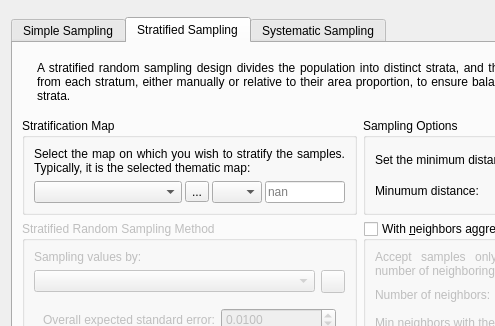
SMByC/AcATaMa, file ui/sampling_design_window.ui: the form before one commit; both pictures show x 0 to 495 and y 0 to 326 of the 688 by 773 pixel window.
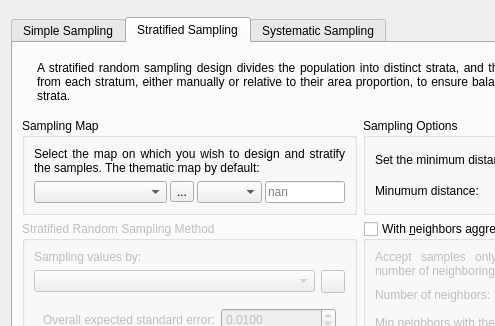
The form after the commit. The open tabs and pages were chosen to show the change. Icons and pictures are not drawn. Custom widgets are drawn as their Qt base class.

Commit message: Many changes to adjust and fix the sampling map in stratified sampling. Print the sampling report when the sampling map and thematic map are different. Other fixes.

The edit to the form file:
```diff
--- a/ui/sampling_design_window.ui
+++ b/ui/sampling_design_window.ui
@@ -964,7 +964,7 @@
           <item row="0" column="0">
            <widget class="QGroupBox" name="QGBox_2">
             <property name="title">
-             <string>Stratification Map</string>
+             <string>Sampling Map</string>
             </property>
             <layout class="QVBoxLayout" name="verticalLayout_18">
              <item>
@@ -973,7 +973,7 @@
                 <string>In rare cases, a different map is used for sampling and validation</string>
                </property>
                <property name="text">
-                <string>Select the map on which you wish to stratify the samples. Typically, it is the selected thematic map:</string>
+                <string>Select the map on which you wish to design and stratify the samples. The thematic map by default:</string>
                </property>
                <property name="alignment">
                 <set>Qt::AlignJustify|Qt::AlignVCenter</set>
@@ -1040,13 +1040,16 @@
                  <widget class="QComboBox" name="QCBox_band_StratMap_StraRS">
                   <property name="maximumSize">
                    <size>
-                    <width>50</width>
+                    <width>65</width>
                     <height>16777215</height>
                    </size>
                   </property>
                   <property name="toolTip">
                    <string>Band</string>
                   </property>
+                  <property name="sizeAdjustPolicy">
+                   <enum>QComboBox::AdjustToContents</enum>
+                  </property>
                  </widget>
                 </item>
                 <item>
```
Left out of the diff: 55 changed lines with no effect on the pictures. The commit also changes 9 other files.
